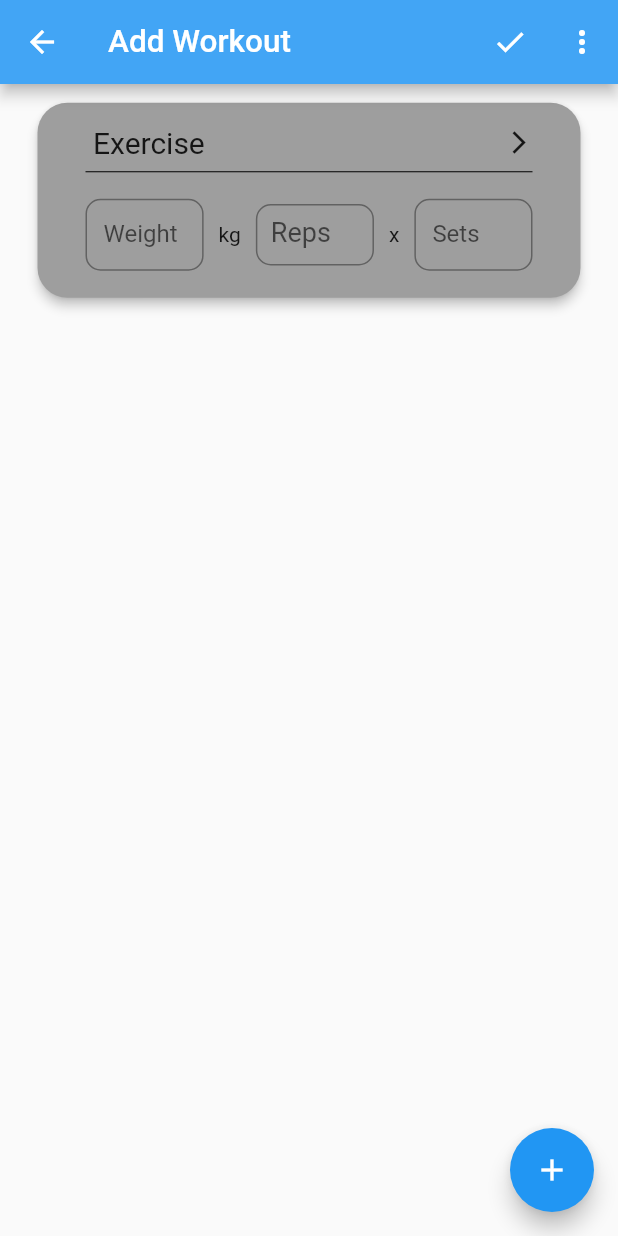
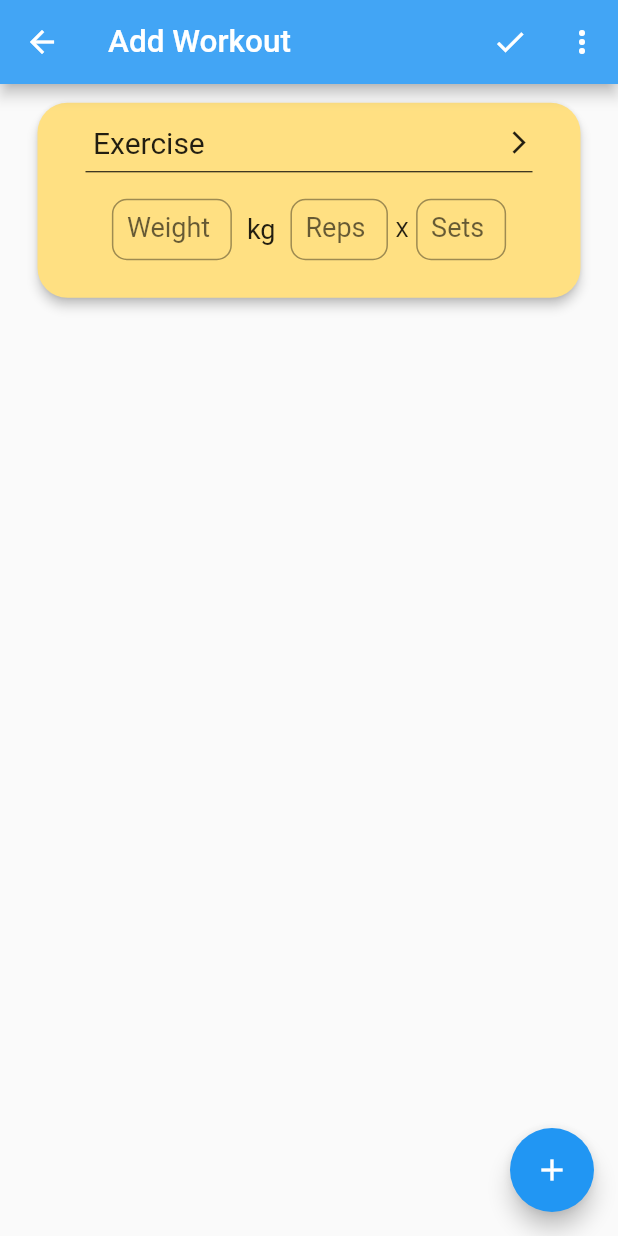
Before and after one commit to Xasthul/gym_workout_tracker, a Flutter app: the AddWorkout screen opened directly, after a tap on the "add" icon, on a phone screen of 412 x 824 dp. Run offline on Flutter 3.47's test engine with Material 2 defaults, Android fonts, the phone set to English and light mode, and no system bars.

Commit message:
ExerciseCard customization and formatting

```diff
--- a/lib/main.dart
+++ b/lib/main.dart
@@ -6,9 +6,7 @@ import 'package:workout_tracker_prototype/project/app_pages/loading.dart';
 import 'package:animations/animations.dart';
 
 void main() {
-  runApp(const MaterialApp(
-    home: Home()
-  ));
+  runApp(const MaterialApp(home: Home()));
 }
 
 class Home extends StatefulWidget {
@@ -35,9 +33,12 @@ class _HomeState extends State<Home> {
   @override
   Widget build(BuildContext context) {
     List<BottomNavigationBarItem> bottomNavBarItems = <BottomNavigationBarItem>[
-      const BottomNavigationBarItem(icon: Icon(Icons.add_outlined), label: 'Add Workout'),
-      const BottomNavigationBarItem(icon: Icon(Icons.history_edu_outlined), label: 'History'),
-      const BottomNavigationBarItem(icon: Icon(Icons.show_chart_outlined), label: 'Progress'),
+      const BottomNavigationBarItem(
+          icon: Icon(Icons.add_outlined), label: 'Add Workout'),
+      const BottomNavigationBarItem(
+          icon: Icon(Icons.history_edu_outlined), label: 'History'),
+      const BottomNavigationBarItem(
+          icon: Icon(Icons.show_chart_outlined), label: 'Progress'),
     ];
 
     Widget bottomNavBar = BottomNavigationBar(
@@ -60,7 +61,7 @@ class _HomeState extends State<Home> {
       // body: myBody[_currentTabIndex],
       body: Center(
         child: PageTransitionSwitcher(
-          duration: const Duration(seconds: 1),
+          duration: const Duration(milliseconds: 500),
           transitionBuilder: (child, primaryAnimation, secondaryAnimation) =>
               SharedAxisTransition(
             animation: primaryAnimation,
--- a/lib/project/app_pages/add_workout.dart
+++ b/lib/project/app_pages/add_workout.dart
@@ -1,6 +1,5 @@
 import 'package:flutter/material.dart';
 import 'package:workout_tracker_prototype/project/app_pages/exercises.dart';
-
 
 class AddWorkout extends StatefulWidget {
   const AddWorkout({Key? key}) : super(key: key);
@@ -14,9 +13,7 @@ class _AddWorkoutState extends State<AddWorkout> {
 
   @override
   Widget build(BuildContext context) {
-
-    Widget popupMenuButton =
-      PopupMenuButton(
+    Widget popupMenuButton = PopupMenuButton(
       itemBuilder: (context) => [
         const PopupMenuItem(
           value: 1,
@@ -67,16 +64,13 @@ class _ExerciseCardState extends State<ExerciseCard> {
   @override
   Widget build(BuildContext context) {
     return Card(
-      color: Colors.grey,
+      color: Colors.amber[200],
       elevation: 3,
-      margin: const EdgeInsets.fromLTRB(25.0, 12.5, 25.0, 12.5),
+      margin: const EdgeInsets.symmetric(vertical: 12.5, horizontal: 25.0),
       shape: const RoundedRectangleBorder(
-          borderRadius: BorderRadius.all(
-              Radius.circular(20.0)
-          )
-      ),
+          borderRadius: BorderRadius.all(Radius.circular(20.0))),
       child: Padding(
-        padding: const EdgeInsets.fromLTRB(32.0, 0.0, 32.0, 0.0),
+        padding: const EdgeInsets.symmetric(vertical: 0.0, horizontal: 32.0),
         child: SizedBox(
           height: 130,
           child: Column(
@@ -90,14 +84,12 @@ class _ExerciseCardState extends State<ExerciseCard> {
                       ));
                 },
                 child: Padding(
-                    padding: EdgeInsets.fromLTRB(5, 15, 0 , 0),
+                  padding: const EdgeInsets.fromLTRB(5, 15, 0, 0),
                   child: Row(
                     children: const [
                       Expanded(
-                            child: Text("Exercise",
-                              style: TextStyle(fontSize: 20)
-                            )
-                        ),
+                          child:
+                              Text("Exercise", style: TextStyle(fontSize: 20))),
                       Icon(
                         Icons.arrow_forward_ios_outlined,
                         size: 18,
@@ -105,69 +97,67 @@ class _ExerciseCardState extends State<ExerciseCard> {
                     ],
                   ),
                 ),
-
               ),
               const Divider(
                 color: Colors.black,
               ),
               const SizedBox(height: 10),
               Row(
+                mainAxisAlignment: MainAxisAlignment.center,
                 children: const [
-                  Expanded(
+                  SizedBox(
+                    width: 80,
                     child: TextField(
                       keyboardType: TextInputType.number,
-                      style: TextStyle(height: 0.5),
+                      style: TextStyle(fontSize: 18),
+                      textAlign: TextAlign.center,
                       decoration: InputDecoration(
+                          contentPadding: EdgeInsets.all(10),
+                          isDense: true,
                           labelText: "Weight",
                           border: OutlineInputBorder(
-                          borderRadius: BorderRadius.all(Radius.circular(10.0))
-                        )
-                      ),
+                              borderRadius:
+                                  BorderRadius.all(Radius.circular(10.0)))),
                     ),
                   ),
                   SizedBox(width: 10),
-                  Text("kg"),
+                  Text("kg", style: TextStyle(fontSize: 18)),
                   SizedBox(width: 10),
-                  Expanded(
+                  SizedBox(
+                    width: 65,
                     child: TextField(
                       keyboardType: TextInputType.number,
-                      style: TextStyle(
-                          fontSize: 18
-                      ),
+                      style: TextStyle(fontSize: 18),
+                      textAlign: TextAlign.center,
                       decoration: InputDecoration(
-                          contentPadding: EdgeInsets.fromLTRB(10, 10, 10, 10),
+                          contentPadding: EdgeInsets.all(10),
                           isDense: true,
                           labelText: "Reps",
                           border: OutlineInputBorder(
-                              borderRadius: BorderRadius.all(Radius.circular(10.0))
-                          )
+                              borderRadius:
+                                  BorderRadius.all(Radius.circular(10.0)))),
                     ),
                   ),
-                  ),
-                  SizedBox(width: 10),
-                  Text("x"),
-                  SizedBox(width: 10),
-                  Expanded(
+                  SizedBox(width: 5),
+                  Text("X"),
+                  SizedBox(width: 5),
+                  SizedBox(
+                    width: 60,
                     child: TextField(
                       keyboardType: TextInputType.number,
-                      style: TextStyle(height: 0.5),
+                      style: TextStyle(fontSize: 18),
+                      textAlign: TextAlign.center,
                       decoration: InputDecoration(
+                          contentPadding: EdgeInsets.all(10),
+                          isDense: true,
                           labelText: "Sets",
                           border: OutlineInputBorder(
-                              borderRadius: BorderRadius.all(Radius.circular(10.0))
-                          )
-                      ),
+                              borderRadius:
+                                  BorderRadius.all(Radius.circular(10.0)))),
                     ),
                   ),
                 ],
               ),
-              const SizedBox(height: 10),
-              Row(
-                // mainAxisAlignment: MainAxisAlignment.spaceEvenly,
-                children: const [
-
-                ],
-              )
             ],
           ),
         ),
--- a/lib/project/app_pages/loading.dart
+++ b/lib/project/app_pages/loading.dart
@@ -9,7 +9,6 @@ class Loading extends StatelessWidget {
       appBar: AppBar(
         backgroundColor: Colors.blue[400],
         title: const Text("Loading", style: TextStyle(fontSize: 21)),
-        //centerTitle: true,
       ),
     );  }
 }
--- a/lib/project/app_pages/progress.dart
+++ b/lib/project/app_pages/progress.dart
@@ -14,7 +14,6 @@ class _ProgressState extends State<Progress> {
       appBar: AppBar(
         backgroundColor: Colors.blue[400],
         title: const Text("Your Progress", style: TextStyle(fontSize: 21)),
-        //centerTitle: true,
       ),
     );
   }
```
Lines whose indentation alone changed are shown as unchanged.
